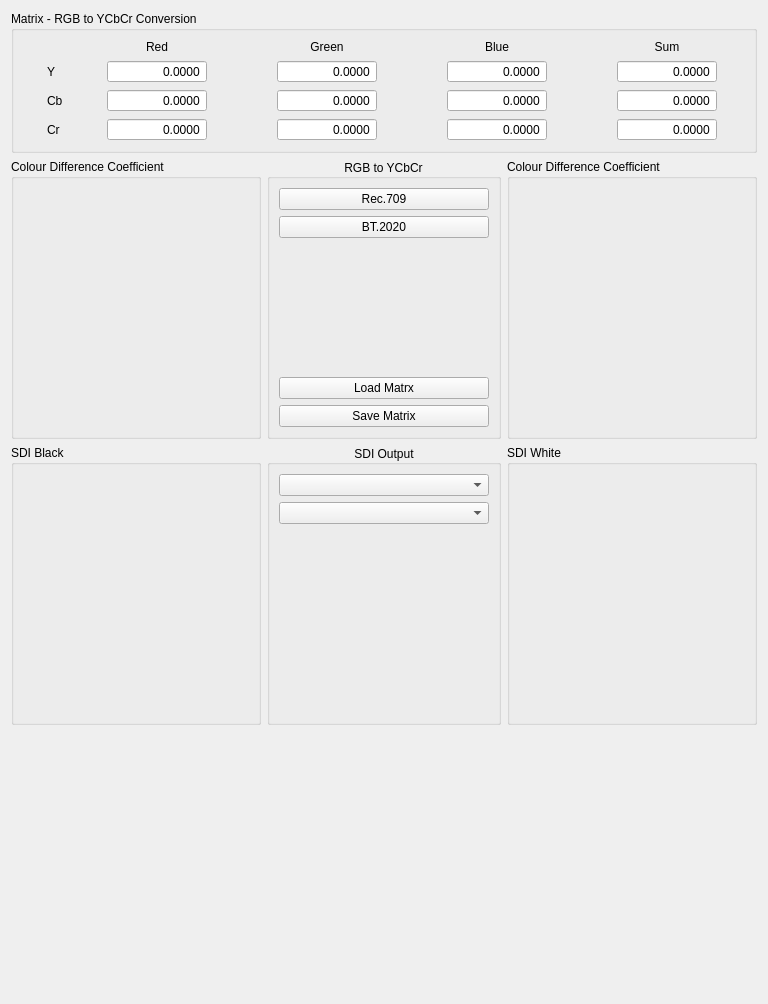
Qt form dct_widgets/outbox/outbox.ui (KAYA-Instruments/SDI-Control-Point) before a commit.
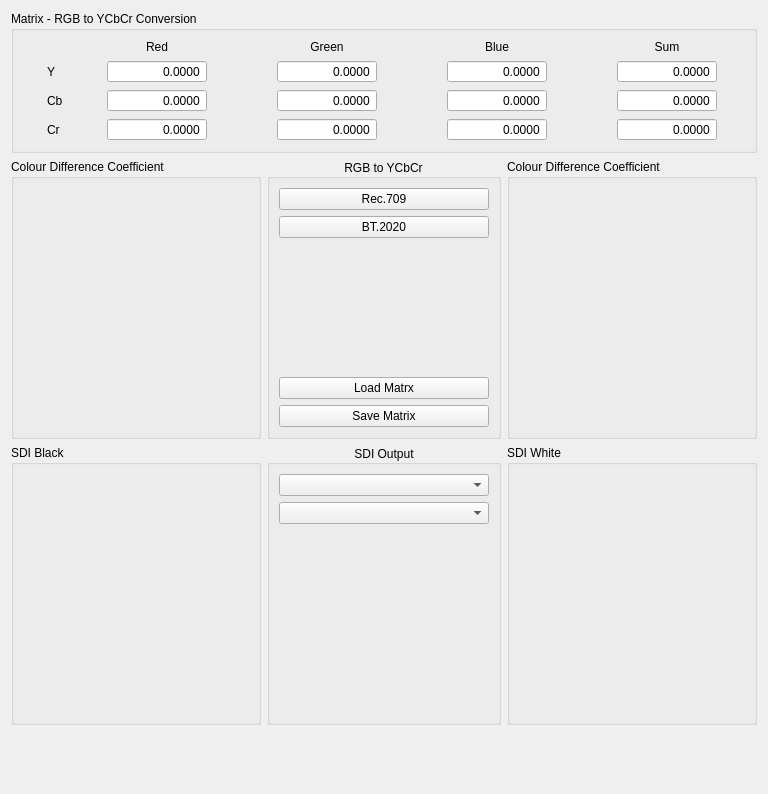
The same form after that commit. Custom widgets are drawn as their Qt base class.

```diff
--- a/dct_widgets/outbox/outbox.ui
+++ b/dct_widgets/outbox/outbox.ui
@@ -7,7 +7,7 @@
     <x>0</x>
     <y>0</y>
     <width>768</width>
-    <height>1004</height>
+    <height>794</height>
    </rect>
   </property>
   <property name="windowTitle">
```
